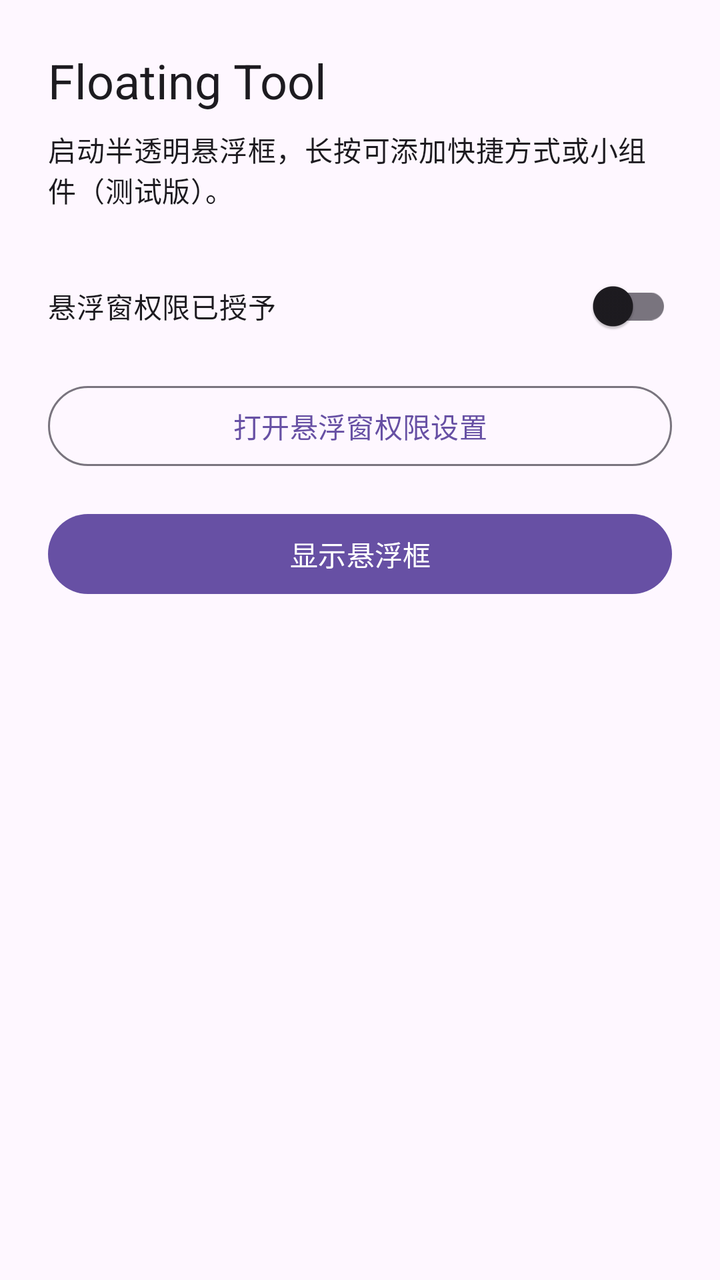
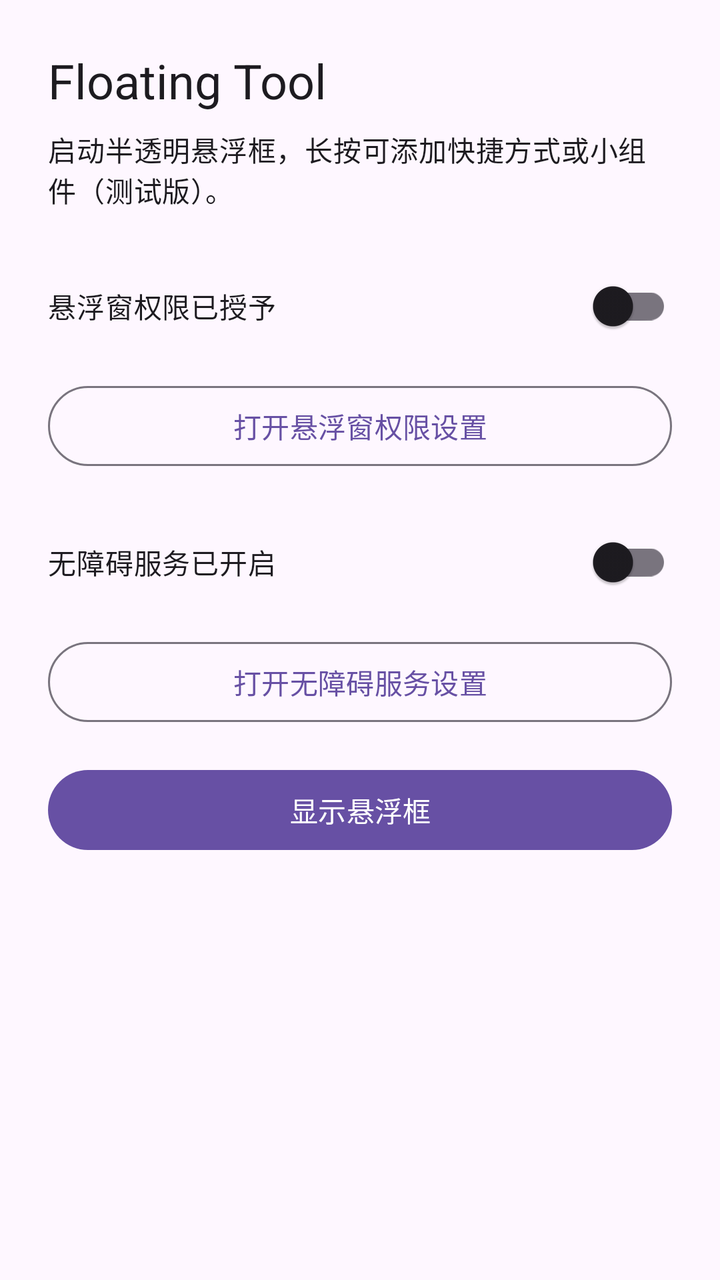

Compare the two renders of this Android layout. The source of the first and the diff that turns it into the second are given below.
<!-- AndroidManifest.xml: activity theme Theme.FloatingTool -->
<!-- res/layout/activity_main.xml -->
<?xml version="1.0" encoding="utf-8"?>
<androidx.constraintlayout.widget.ConstraintLayout xmlns:android="http://schemas.android.com/apk/res/android"
    xmlns:app="http://schemas.android.com/apk/res-auto"
    android:layout_width="match_parent"
    android:layout_height="match_parent"
    android:padding="24dp">

    <TextView
        android:id="@+id/tv_title"
        android:layout_width="0dp"
        android:layout_height="wrap_content"
        android:text="@string/main_title"
        android:textAppearance="?attr/textAppearanceHeadlineSmall"
        app:layout_constraintEnd_toEndOf="parent"
        app:layout_constraintStart_toStartOf="parent"
        app:layout_constraintTop_toTopOf="parent" />

    <TextView
        android:id="@+id/tv_subtitle"
        android:layout_width="0dp"
        android:layout_height="wrap_content"
        android:layout_marginTop="8dp"
        android:text="@string/main_subtitle"
        android:textAppearance="?attr/textAppearanceBodyMedium"
        app:layout_constraintEnd_toEndOf="parent"
        app:layout_constraintStart_toStartOf="parent"
        app:layout_constraintTop_toBottomOf="@id/tv_title" />

    <com.google.android.material.switchmaterial.SwitchMaterial
        android:id="@+id/switch_overlay_granted"
        android:layout_width="0dp"
        android:layout_height="wrap_content"
        android:layout_marginTop="24dp"
        android:clickable="false"
        android:focusable="false"
        android:text="@string/overlay_permission_label"
        app:layout_constraintEnd_toEndOf="parent"
        app:layout_constraintStart_toStartOf="parent"
        app:layout_constraintTop_toBottomOf="@id/tv_subtitle" />

    <com.google.android.material.button.MaterialButton
        android:id="@+id/btn_overlay_permission"
        style="@style/Widget.Material3.Button.OutlinedButton"
        android:layout_width="0dp"
        android:layout_height="wrap_content"
        android:layout_marginTop="12dp"
        android:text="@string/open_overlay_settings"
        app:layout_constraintEnd_toEndOf="parent"
        app:layout_constraintStart_toStartOf="parent"
        app:layout_constraintTop_toBottomOf="@id/switch_overlay_granted" />

    <com.google.android.material.button.MaterialButton
        android:id="@+id/btn_toggle_overlay"
        android:layout_width="0dp"
        android:layout_height="wrap_content"
        android:layout_marginTop="16dp"
        android:text="@string/start_floating_panel"
        app:layout_constraintEnd_toEndOf="parent"
        app:layout_constraintStart_toStartOf="parent"
        app:layout_constraintTop_toBottomOf="@id/btn_overlay_permission" />

</androidx.constraintlayout.widget.ConstraintLayout>
<!-- resources referenced by this layout -->
<resources>
  <string name="main_subtitle">启动半透明悬浮框，长按可添加快捷方式或小组件（测试版）。</string>
  <string name="main_title">Floating Tool</string>
  <string name="open_overlay_settings">打开悬浮窗权限设置</string>
  <string name="overlay_permission_label">悬浮窗权限已授予</string>
  <string name="start_floating_panel">显示悬浮框</string>
  <style name="Theme.FloatingTool" parent="Theme.Material3.DayNight.NoActionBar">
          <item name="colorPrimary">@color/purple_500</item>
          <item name="colorPrimaryVariant">@color/purple_700</item>
          <item name="colorSecondary">@color/teal_200</item>
      </style>
  <color name="purple_500">#6750A4</color>
  <color name="purple_700">#4F378B</color>
  <color name="teal_200">#03DAC5</color>
</resources>

<!-- the commit's change to res/layout/activity_main.xml (unified diff, before → after) -->
@@ -49,6 +49,29 @@
         app:layout_constraintStart_toStartOf="parent"
         app:layout_constraintTop_toBottomOf="@id/switch_overlay_granted" />
 
+    <com.google.android.material.switchmaterial.SwitchMaterial
+        android:id="@+id/switch_accessibility_granted"
+        android:layout_width="0dp"
+        android:layout_height="wrap_content"
+        android:layout_marginTop="20dp"
+        android:clickable="false"
+        android:focusable="false"
+        android:text="@string/accessibility_permission_label"
+        app:layout_constraintEnd_toEndOf="parent"
+        app:layout_constraintStart_toStartOf="parent"
+        app:layout_constraintTop_toBottomOf="@id/btn_overlay_permission" />
+
+    <com.google.android.material.button.MaterialButton
+        android:id="@+id/btn_accessibility_permission"
+        style="@style/Widget.Material3.Button.OutlinedButton"
+        android:layout_width="0dp"
+        android:layout_height="wrap_content"
+        android:layout_marginTop="12dp"
+        android:text="@string/open_accessibility_settings"
+        app:layout_constraintEnd_toEndOf="parent"
+        app:layout_constraintStart_toStartOf="parent"
+        app:layout_constraintTop_toBottomOf="@id/switch_accessibility_granted" />
+
     <com.google.android.material.button.MaterialButton
         android:id="@+id/btn_toggle_overlay"
         android:layout_width="0dp"
@@ -57,6 +80,6 @@
         android:text="@string/start_floating_panel"
         app:layout_constraintEnd_toEndOf="parent"
         app:layout_constraintStart_toStartOf="parent"
-        app:layout_constraintTop_toBottomOf="@id/btn_overlay_permission" />
+        app:layout_constraintTop_toBottomOf="@id/btn_accessibility_permission" />
 
 </androidx.constraintlayout.widget.ConstraintLayout>
<!-- resource entries referenced after the edit -->
@@ -1,7 +1,9 @@
 <!-- resources referenced by this layout -->
 <resources>
+  <string name="accessibility_permission_label">无障碍服务已开启</string>
   <string name="main_subtitle">启动半透明悬浮框，长按可添加快捷方式或小组件（测试版）。</string>
   <string name="main_title">Floating Tool</string>
+  <string name="open_accessibility_settings">打开无障碍服务设置</string>
   <string name="open_overlay_settings">打开悬浮窗权限设置</string>
   <string name="overlay_permission_label">悬浮窗权限已授予</string>
   <string name="start_floating_panel">显示悬浮框</string>
